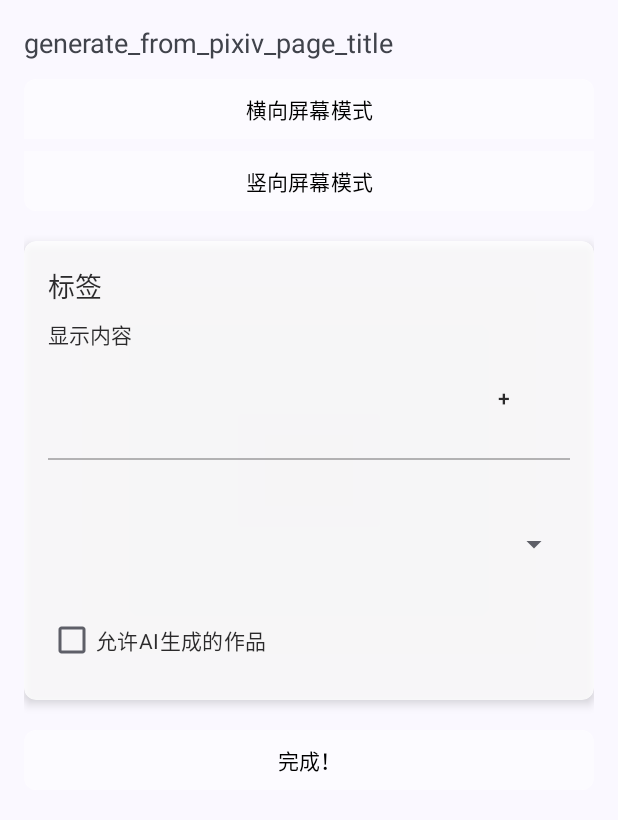
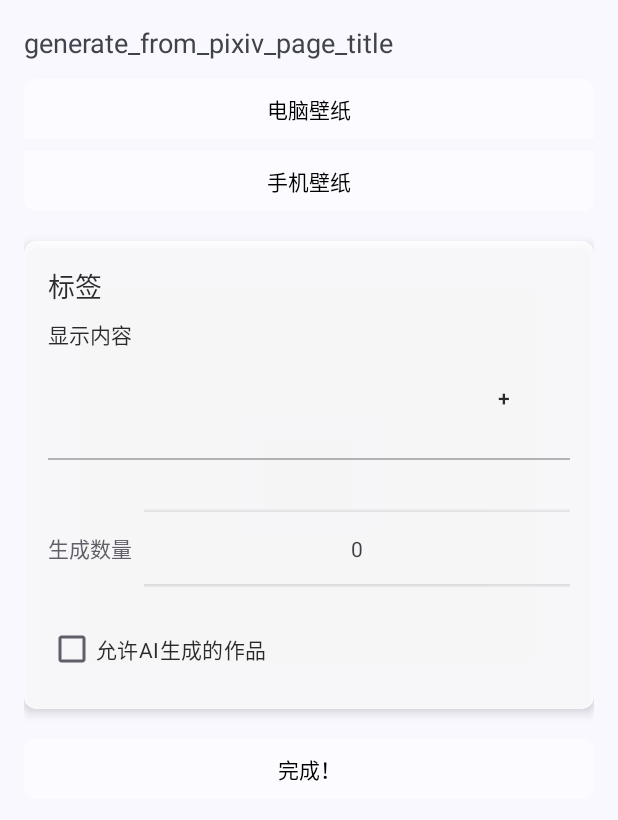
Before and after one commit to SRInternet-Studio/Wallpaper_Generator_PE, an Android app: the layout generate_from_pixiv.xml on its own in the app's theme, with its tools: preview values and no code run, on a phone screen of 412 x 824 dp. Shown: the top 820 px of the screen. Run offline under Robolectric (Android 15) with nearby library versions, the phone set to English and light mode, and no system bars.

Commit message:
Pixiv Generate 1/3

```diff
--- a/app/src/main/res/layout/generate_from_pixiv.xml
+++ b/app/src/main/res/layout/generate_from_pixiv.xml
@@ -30,7 +30,7 @@
                     android:id="@+id/generate_from_pixiv_wide_screen_mode"
                     android:layout_width="match_parent"
                     android:layout_height="wrap_content"
-                    android:text="横向屏幕模式"
+                    android:text="电脑壁纸"
                     android:textColor="@color/text_colors"
                     app:backgroundTint="@color/overlay_color"
                     android:layout_marginBottom="2dp"
@@ -40,7 +40,7 @@
                     android:id="@+id/generate_from_pixiv_normal_screen_mode"
                     android:layout_width="match_parent"
                     android:layout_height="wrap_content"
-                    android:text="竖向屏幕模式"
+                    android:text="手机壁纸"
                     android:textColor="@color/text_colors"
                     app:backgroundTint="@color/overlay_color"
                     android:layout_marginTop="2dp"
@@ -98,14 +98,29 @@
                         android:layout_marginBottom="16dp"/>
 
                 <!--生成数量板块-->
-                <Spinner
-                        android:id="@+id/spinner"
+                <LinearLayout
                         android:layout_width="match_parent"
                         android:layout_height="wrap_content"
-                        android:layout_marginTop="16dp"
-                        android:minHeight="48dp"/>
+                        android:orientation="horizontal"
+                        android:layout_marginTop="16dp">
+
+                    <TextView
+                            android:layout_width="wrap_content"
+                            android:layout_height="wrap_content"
+                            android:text="生成数量"
+                            android:layout_gravity="center_vertical"
+                            android:layout_marginEnd="8dp"/>
+
+                    <NumberPicker
+                            android:id="@+id/pixiv_input_number_picker"
+                            android:layout_width="0dp"
+                            android:layout_height="54dp"
+                            android:layout_weight="1"
+                            android:minHeight="48dp"/>
+                </LinearLayout>
+
                 <CheckBox
-                        android:id="@+id/ai_generate_checkbox"
+                        android:id="@+id/exclude_ai_checkbox"
                         android:layout_width="wrap_content"
                         android:layout_height="wrap_content"
                         android:text="允许AI生成的作品"
@@ -116,6 +131,7 @@
         </androidx.cardview.widget.CardView>
 
         <Button
+                android:id="@+id/pixiv_generate_button"
                 android:layout_width="match_parent"
                 android:layout_height="wrap_content"
                 android:layout_marginTop="16dp"
```
Also changed, not shown: app/src/main/java/top/srintelligence/wallpaper_generator/UIController/PixivGenerateFragment.java (+14 -5 lines), app/src/main/java/top/srintelligence/wallpaper_generator/lookup_kernel/process/Pixiv_Request_Builder.java (deleted, +0 -11 lines), app/src/main/java/top/srintelligence/wallpaper_generator/lookup_kernel/process/pixiv/Default_Pixiv_API_Config.java (added, +16 -0 lines), app/src/main/java/top/srintelligence/wallpaper_generator/lookup_kernel/process/pixiv/Pixiv_Request_Builder.java (added, +114 -0 lines).
